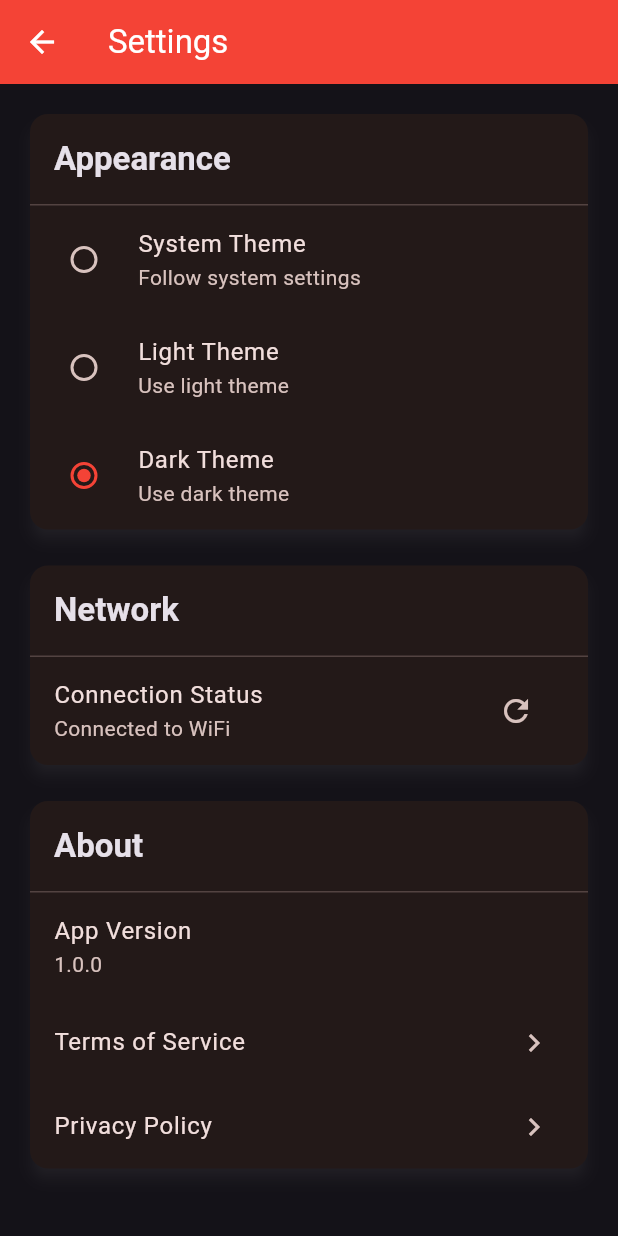
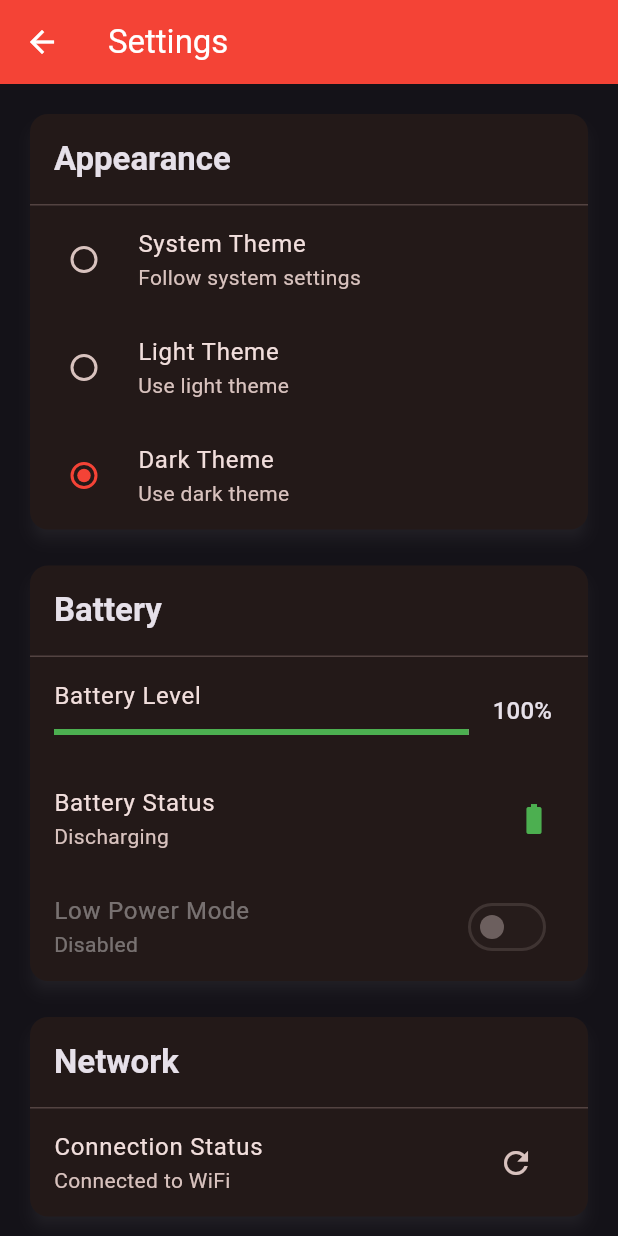
Before and after one commit to ahuzaaaaaam/mad_2, a Flutter app: the SettingsScreen screen opened by its route, after a tap on "Dark Theme", on a phone screen of 412 x 824 dp. Run offline on Flutter 3.47's test engine with Material 3 defaults, Android fonts, the phone set to English and light mode, and no system bars; our stand-ins replace battery_plus, cached_network_image, connectivity_plus, geocoding, geolocator, image_picker and 4 more; accounts and stored records are empty; network calls fail.

Commit message:
hardware features potentially done (web)

```diff
--- a/lib/main.dart
+++ b/lib/main.dart
@@ -10,6 +10,7 @@ import 'providers/cart_provider.dart';
 import 'providers/theme_provider.dart';
 import 'providers/product_provider.dart';
 import 'services/connectivity_service.dart';
+import 'services/battery_service.dart';
 import 'screens/profile_screen.dart';
 import 'screens/order_history_screen.dart';
 import 'screens/store_locator_screen.dart';
@@ -30,6 +31,7 @@ void main() {
         ChangeNotifierProvider(create: (_) => ThemeProvider()),
         ChangeNotifierProvider(create: (_) => ProductProvider()),
         Provider(create: (_) => ConnectivityService()),
+        ChangeNotifierProvider(create: (_) => BatteryService()),
       ],
       child: const MyApp(),
     ),
--- a/lib/screens/settings_screen.dart
+++ b/lib/screens/settings_screen.dart
@@ -2,7 +2,9 @@ import 'package:flutter/material.dart';
 import 'package:provider/provider.dart';
 import '../providers/theme_provider.dart';
 import '../services/connectivity_service.dart';
+import '../services/battery_service.dart';
 import 'package:connectivity_plus/connectivity_plus.dart';
+import 'package:battery_plus/battery_plus.dart';
 
 class SettingsScreen extends StatefulWidget {
   const SettingsScreen({super.key});
@@ -48,6 +50,7 @@ class _SettingsScreenState extends State<SettingsScreen> {
   @override
   Widget build(BuildContext context) {
     final themeProvider = Provider.of<ThemeProvider>(context);
+    final batteryService = Provider.of<BatteryService>(context);
 
     return Scaffold(
       appBar: AppBar(
@@ -102,6 +105,56 @@ class _SettingsScreenState extends State<SettingsScreen> {
                     if (value != null) {
                       themeProvider.setThemeMode(value);
                     }
+                  },
+                ),
+              ],
+            ),
+          ),
+          const SizedBox(height: 16),
+          // Battery Status
+          Card(
+            child: Column(
+              crossAxisAlignment: CrossAxisAlignment.start,
+              children: [
+                Padding(
+                  padding: const EdgeInsets.all(16),
+                  child: Text(
+                    'Battery',
+                    style: Theme.of(context).textTheme.titleLarge?.copyWith(
+                          fontWeight: FontWeight.bold,
+                        ),
+                  ),
+                ),
+                const Divider(height: 1),
+                ListTile(
+                  title: const Text('Battery Level'),
+                  subtitle: LinearProgressIndicator(
+                    value: batteryService.batteryLevel / 100,
+                    backgroundColor: Colors.grey[300],
+                    valueColor: AlwaysStoppedAnimation<Color>(
+                      _getBatteryColor(batteryService.batteryLevel),
+                    ),
+                  ),
+                  trailing: Text(
+                    '${batteryService.batteryLevel}%',
+                    style: Theme.of(context).textTheme.titleMedium,
+                  ),
+                ),
+                ListTile(
+                  title: const Text('Battery Status'),
+                  subtitle: Text(batteryService.getBatteryStateString()),
+                  trailing: _getBatteryIcon(batteryService.batteryState, batteryService.batteryLevel),
+                ),
+                FutureBuilder<bool>(
+                  future: batteryService.isInLowPowerMode(),
+                  builder: (context, snapshot) {
+                    final isLowPowerMode = snapshot.data ?? false;
+                    return SwitchListTile(
+                      title: const Text('Low Power Mode'),
+                      subtitle: Text(isLowPowerMode ? 'Enabled' : 'Disabled'),
+                      value: isLowPowerMode,
+                      onChanged: null, // Read-only, cannot be changed programmatically
+                    );
                   },
                 ),
               ],
@@ -169,4 +222,44 @@ class _SettingsScreenState extends State<SettingsScreen> {
       ),
     );
   }
+
+  Color _getBatteryColor(int level) {
+    if (level <= 15) {
+      return Colors.red;
+    } else if (level <= 30) {
+      return Colors.orange;
+    } else {
+      return Colors.green;
+    }
+  }
+
+  Widget _getBatteryIcon(BatteryState state, int level) {
+    IconData iconData;
+    Color color;
+
+    // Determine icon based on battery level and state
+    if (state == BatteryState.charging) {
+      iconData = Icons.battery_charging_full;
+      color = Colors.green;
+    } else {
+      if (level <= 15) {
+        iconData = Icons.battery_alert;
+        color = Colors.red;
+      } else if (level <= 30) {
+        iconData = Icons.battery_2_bar;
+        color = Colors.orange;
+      } else if (level <= 60) {
+        iconData = Icons.battery_4_bar;
+        color = Colors.yellow;
+      } else if (level <= 90) {
+        iconData = Icons.battery_5_bar;
+        color = Colors.lightGreen;
+      } else {
+        iconData = Icons.battery_full;
+        color = Colors.green;
+      }
+    }
+
+    return Icon(iconData, color: color);
+  }
 }
--- /dev/null
+++ b/lib/services/battery_service.dart
@@ -0,0 +1,60 @@
+import 'dart:async';
+import 'package:battery_plus/battery_plus.dart';
+import 'package:flutter/material.dart';
+
+class BatteryService with ChangeNotifier {
+  final Battery _battery = Battery();
+  int _batteryLevel = 0;
+  BatteryState _batteryState = BatteryState.unknown;
+  StreamSubscription<BatteryState>? _batteryStateSubscription;
+
+  int get batteryLevel => _batteryLevel;
+  BatteryState get batteryState => _batteryState;
+
+  BatteryService() {
+    _init();
+  }
+
+  void _init() async {
+    // Get initial battery level
+    _updateBatteryLevel();
+
+    // Listen to battery state changes
+    _batteryStateSubscription = _battery.onBatteryStateChanged.listen((BatteryState state) {
+      _batteryState = state;
+      _updateBatteryLevel();
+    });
+  }
+
+  Future<void> _updateBatteryLevel() async {
+    final level = await _battery.batteryLevel;
+    if (level != _batteryLevel) {
+      _batteryLevel = level;
+      notifyListeners();
+    }
+  }
+
+  String getBatteryStateString() {
+    switch (_batteryState) {
+      case BatteryState.charging:
+        return 'Charging';
+      case BatteryState.discharging:
+        return 'Discharging';
+      case BatteryState.full:
+        return 'Full';
+      case BatteryState.unknown:
+      default:
+        return 'Unknown';
+    }
+  }
+
+  Future<bool> isInLowPowerMode() async {
+    return await _battery.isInBatterySaveMode;
+  }
+
+  @override
+  void dispose() {
+    _batteryStateSubscription?.cancel();
+    super.dispose();
+  }
+}
--- a/pubspec.yaml
+++ b/pubspec.yaml
@@ -50,6 +50,7 @@ dependencies:
   camera: ^0.10.5+4
   image_picker: ^1.0.4
   connectivity_plus: ^5.0.1
+  battery_plus: ^5.0.2
 
   # Local Storage
   sqflite: ^2.3.0
```
Also changed, not shown: pubspec.lock, 3 other files.
